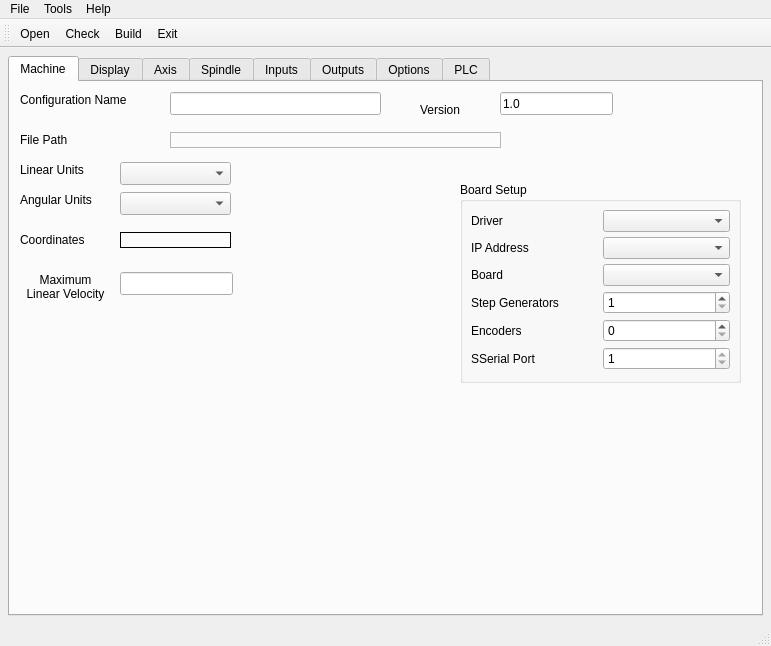
Old version of the form 7i96.ui in the repository snelweg/7i96.
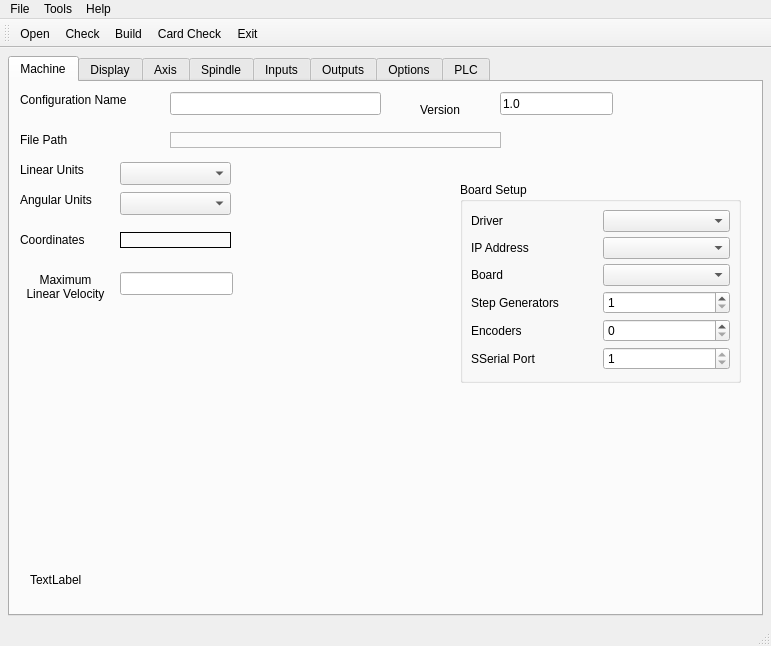
New version of the form.

Commit message: add help about dialog and figure out if 32bit or 64bit so correct mesaflash can be used

```diff
--- a/7i96.ui
+++ b/7i96.ui
@@ -296,6 +296,19 @@
          </rect>
         </property>
        </widget>
+       <widget class="QLabel" name="pcStatsLB">
+        <property name="geometry">
+         <rect>
+          <x>20</x>
+          <y>490</y>
+          <width>361</width>
+          <height>16</height>
+         </rect>
+        </property>
+        <property name="text">
+         <string>TextLabel</string>
+        </property>
+       </widget>
       </widget>
       <widget class="QWidget" name="tab_8">
        <attribute name="title">
@@ -5103,7 +5116,7 @@
     </property>
     <addaction name="actionCheck"/>
     <addaction name="actionBuild"/>
-    <addaction name="actionCard_Check"/>
+    <addaction name="actionCardCheck"/>
    </widget>
    <widget class="QMenu" name="menuHelp">
     <property name="title">
@@ -5129,6 +5142,7 @@
    <addaction name="actionOpen"/>
    <addaction name="actionCheck"/>
    <addaction name="actionBuild"/>
+   <addaction name="actionCardCheck"/>
    <addaction name="actionExit"/>
   </widget>
   <action name="actionNew">
@@ -5171,7 +5185,7 @@
     <string>Build</string>
    </property>
   </action>
-  <action name="actionCard_Check">
+  <action name="actionCardCheck">
    <property name="text">
     <string>Card Check</string>
    </property>
```
The commit also changes 4 other files.
